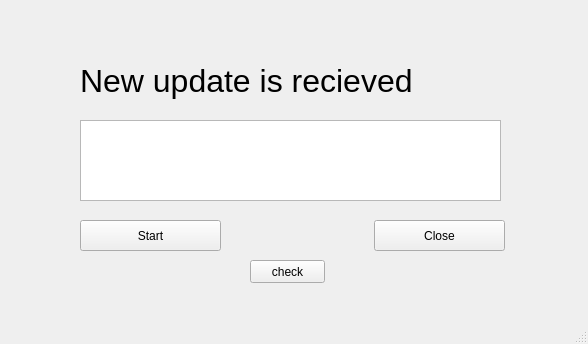
The window that mainwindow.ui (oomar2998/Qt) describes before a commit, drawn with Qt 5.
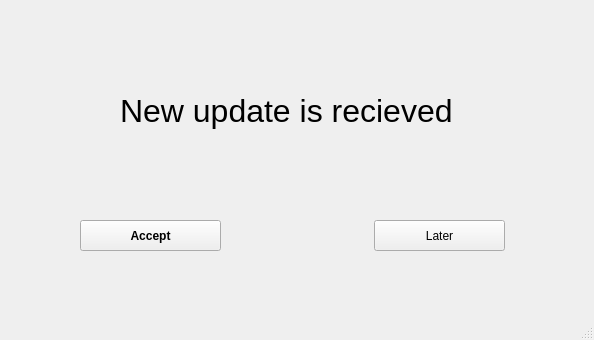
The same window after the commit. The open tabs and pages were chosen to show the change.

```diff
--- a/mainwindow.ui
+++ b/mainwindow.ui
@@ -6,8 +6,8 @@
    <rect>
     <x>0</x>
     <y>0</y>
-    <width>588</width>
-    <height>344</height>
+    <width>594</width>
+    <height>340</height>
    </rect>
   </property>
   <property name="windowTitle">
@@ -24,8 +24,28 @@
      </rect>
     </property>
     <property name="currentIndex">
-     <number>0</number>
+     <number>3</number>
     </property>
+    <widget class="QWidget" name="page_6">
+     <widget class="QLabel" name="label_2">
+      <property name="geometry">
+       <rect>
+        <x>140</x>
+        <y>80</y>
+        <width>341</width>
+        <height>91</height>
+       </rect>
+      </property>
+      <property name="font">
+       <font>
+        <pointsize>24</pointsize>
+       </font>
+      </property>
+      <property name="text">
+       <string>Waiting for update</string>
+      </property>
+     </widget>
+    </widget>
     <widget class="QWidget" name="widget">
      <widget class="QPushButton" name="pushButton_1">
       <property name="geometry">
@@ -36,8 +56,15 @@
         <height>31</height>
        </rect>
       </property>
+      <property name="font">
+       <font>
+        <family>Arial</family>
+        <weight>75</weight>
+        <bold>true</bold>
+       </font>
+      </property>
       <property name="text">
-       <string>Start</string>
+       <string>Accept</string>
       </property>
      </widget>
      <widget class="QPushButton" name="pushButton">
@@ -50,24 +77,14 @@
        </rect>
       </property>
       <property name="text">
-       <string>Close</string>
-      </property>
-     </widget>
-     <widget class="QTextEdit" name="Display_1">
-      <property name="geometry">
-       <rect>
-        <x>100</x>
-        <y>110</y>
-        <width>421</width>
-        <height>81</height>
-       </rect>
+       <string>Later</string>
       </property>
      </widget>
      <widget class="QLabel" name="label">
       <property name="geometry">
        <rect>
-        <x>100</x>
-        <y>50</y>
+        <x>140</x>
+        <y>80</y>
         <width>421</width>
         <height>41</height>
        </rect>
@@ -81,28 +98,15 @@
        <string>New update is recieved</string>
       </property>
      </widget>
-     <widget class="QPushButton" name="pushButton_11">
-      <property name="geometry">
-       <rect>
-        <x>270</x>
-        <y>250</y>
-        <width>75</width>
-        <height>23</height>
-       </rect>
-      </property>
-      <property name="text">
-       <string>check</string>
-      </property>
-     </widget>
     </widget>
     <widget class="QWidget" name="page_5">
      <widget class="QTextBrowser" name="textBrowser">
       <property name="geometry">
        <rect>
         <x>120</x>
-        <y>20</y>
+        <y>100</y>
         <width>411</width>
-        <height>151</height>
+        <height>71</height>
        </rect>
       </property>
       <property name="html">
@@ -139,6 +143,16 @@
        <string>Close</string>
       </property>
      </widget>
+     <widget class="QTextBrowser" name="textBrowser_6">
+      <property name="geometry">
+       <rect>
+        <x>120</x>
+        <y>10</y>
+        <width>411</width>
+        <height>91</height>
+       </rect>
+      </property>
+     </widget>
     </widget>
     <widget class="QWidget" name="page_4">
      <widget class="QTextBrowser" name="textBrowser_2">
@@ -342,7 +356,7 @@
     <rect>
      <x>0</x>
      <y>0</y>
-     <width>588</width>
+     <width>594</width>
      <height>21</height>
     </rect>
    </property>
```
